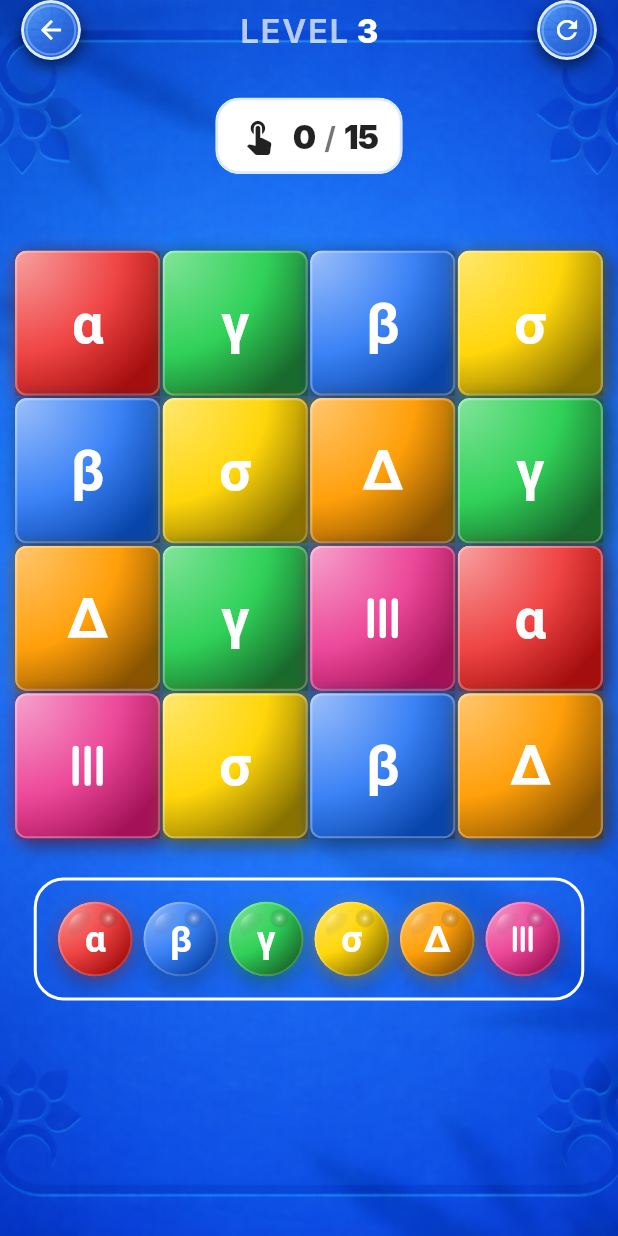
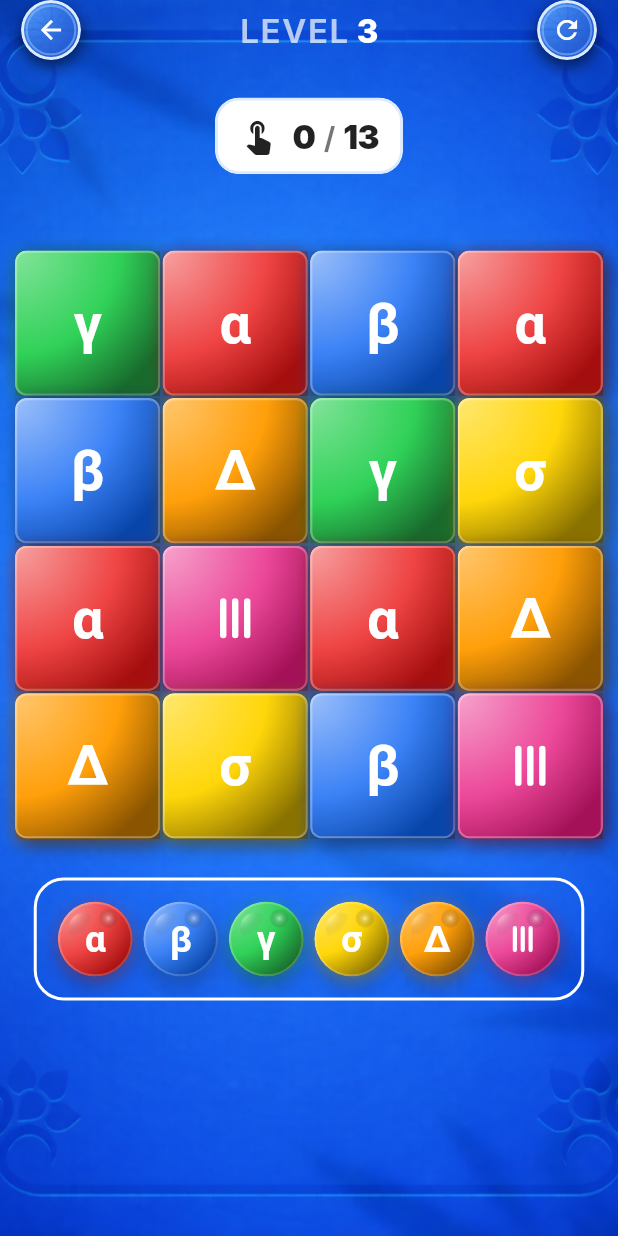
Before and after one commit to AgendeasSolution/color-flood, a Flutter app: the screen it shows after launch, after a tap on an icon or button, on a phone screen of 412 x 824 dp. Run offline on Flutter 3.47's test engine with Material 3 defaults, Android fonts, the phone set to English and light mode, and no system bars; our stand-ins replace audioplayers, connectivity_plus, firebase_core, google_mobile_ads, package_info_plus, shared_preferences; missing offline and left inert: onesignal_flutter; accounts and stored records are empty; network calls fail; Roboto replaces fonts that are missing (Inter).

Commit message:
Refactor ad banner and animated background components for improved performance and clarity
- Removed unused ad retry logic from _AdBannerState to streamline ad loading process.
- Eliminated unnecessary animation variable from _AnimatedBackgroundState, simplifying the component.
- Updated ColorButton tap handling to enhance visual feedback and responsiveness.
- Refactored ColorPalette to improve code readability by simplifying widget creation.
- Deleted redundant common animated background file to clean up the codebase.
- Removed unused GameModel and GamesService files to reduce project clutter.

```diff
--- a/lib/components/animated_background.dart
+++ b/lib/components/animated_background.dart
@@ -154,7 +154,6 @@
 class _AnimatedBackgroundState extends State<AnimatedBackground>
     with SingleTickerProviderStateMixin {
   late AnimationController _animationController;
-  late Animation<double> _animation;
   bool _isExternalController = false;
 
   @override
@@ -168,19 +167,11 @@
       // Use external controller
       _animationController = widget.controller!;
       _isExternalController = true;
-      _animation = CurvedAnimation(
-        parent: _animationController,
-        curve: Curves.linear,
-      );
     } else {
       // Create internal controller
       _animationController = AnimationController(
         vsync: this,
         duration: widget.animationDuration,
-      );
-      _animation = CurvedAnimation(
-        parent: _animationController,
-        curve: Curves.linear,
       );
 
       if (widget.enableAnimation) {
--- a/lib/components/color_palette.dart
+++ b/lib/components/color_palette.dart
@@ -55,13 +55,11 @@
             alignment: WrapAlignment.center,
             spacing: spacing,
             runSpacing: spacing,
-            children: colors.map((color) {
-              return ColorButton(
-                color: color,
-                onTap: () => onColorSelected(color),
-                isDisabled: isDisabled,
-              );
-            }).toList(),
+            children: colors.map((color) => ColorButton(
+              color: color,
+              onTap: () => onColorSelected(color),
+              isDisabled: isDisabled,
+            )).toList(),
           ),
         ),
       ),
--- a/lib/components/common/animated_background.dart
+++ /dev/null
@@ -1 +0,0 @@
-export '../../components/animated_background.dart';
--- a/lib/components/common/banner_ad_widget.dart
+++ b/lib/components/common/banner_ad_widget.dart
@@ -5,13 +5,11 @@
 class BannerAdWidget extends StatelessWidget {
   final VoidCallback? onAdLoaded;
   final VoidCallback? onAdFailedToLoad;
-  final VoidCallback? onAdClicked;
 
   const BannerAdWidget({
     super.key,
     this.onAdLoaded,
     this.onAdFailedToLoad,
-    this.onAdClicked,
   });
 
   @override
--- a/lib/components/mahjong_icon.dart
+++ b/lib/components/mahjong_icon.dart
@@ -1,4 +1,3 @@
-import 'dart:math' as math;
 import 'package:flutter/material.dart';
 
 /// Physics/Math icon types
--- a/lib/pages/game_page.dart
+++ b/lib/pages/game_page.dart
@@ -13,7 +13,6 @@
 import '../services/daily_puzzle_service.dart';
 import '../components/game_board.dart';
 import '../components/color_palette.dart';
-import '../components/glass_button.dart';
 import '../components/back_button_row.dart';
 import '../components/ad_banner.dart';
 import '../components/animated_background.dart';
@@ -175,7 +174,7 @@
         }
       }
 
-      if (mounted && config != null) {
+      if (mounted) {
         setState(() {
           _gameConfig = config!;
           _moves = 0;
--- a/lib/pages/other_games_screen.dart
+++ b/lib/pages/other_games_screen.dart
@@ -3,7 +3,7 @@
 import 'package:flutter/material.dart';
 import 'package:url_launcher/url_launcher.dart';
 
-import '../components/common/animated_background.dart';
+import '../components/animated_background.dart';
 import '../components/common/banner_ad_widget.dart';
 import '../constants/app_constants.dart';
 import '../models/fgtp_app_model.dart';
@@ -137,7 +137,7 @@
         storeUrl = app.playstoreUrl;
       }
 
-      if (storeUrl == null || storeUrl.isEmpty) {
+      if (storeUrl.isEmpty) {
         throw Exception('Store URL is not available');
       }
 
@@ -200,7 +200,6 @@
             child: BannerAdWidget(
               onAdLoaded: null,
               onAdFailedToLoad: null,
-              onAdClicked: null,
             ),
           ),
         ],
--- a/lib/services/game_service.dart
+++ b/lib/services/game_service.dart
@@ -333,17 +333,11 @@
     // Shuffle to ensure proper randomization
     _shuffleGrid(grid, gridWidth, gridHeight, random);
 
-    // Ensure equal color distribution
-    _ensureEqualColorDistribution(grid, gridWidth, gridHeight);
-
     // Ensure no adjacent same colors
     _preventFourAdjacentCells(grid, gridWidth, gridHeight);
 
-    // Final equal distribution pass after pattern prevention
-    _ensureEqualColorDistribution(grid, gridWidth, gridHeight);
-
-    // Final aggressive pass to guarantee equal distribution
-    _forceEqualColorDistribution(grid, gridWidth, gridHeight);
+    // Balance color distribution (single optimized pass)
+    _balanceColorDistribution(grid, gridWidth, gridHeight, maxAttempts: 200, changeProbability: 0.6);
 
     return grid;
   }
@@ -382,31 +376,22 @@
     // Final shuffle to ensure randomness
     _shuffleGrid(grid, gridWidth, gridHeight, random);
 
-    // Final equal distribution pass
-    _ensureEqualColorDistribution(grid, gridWidth, gridHeight);
-
     // Final pattern prevention to ensure no adjacent same colors
     _preventFourAdjacentCells(grid, gridWidth, gridHeight);
 
-    // One more equal distribution pass after final pattern prevention
-    _ensureEqualColorDistribution(grid, gridWidth, gridHeight);
-
-    // Final aggressive pass to guarantee equal distribution
-    _forceEqualColorDistribution(grid, gridWidth, gridHeight);
+    // Final balance pass to guarantee equal distribution
+    _balanceColorDistribution(grid, gridWidth, gridHeight, maxAttempts: 250, changeProbability: 0.7);
 
     return grid;
   }
 
-  /// Properly shuffle the grid to ensure randomness
+  /// Efficiently shuffle the grid to ensure randomness
   void _shuffleGrid(List<List<Color>> grid, int gridWidth, int gridHeight, Random random) {
-    // Multiple shuffle passes for better randomization
-    for (int pass = 0; pass < 3; pass++) {
-      // Shuffle by swapping random cells
-      for (int i = 0; i < gridHeight; i++) {
-        for (int j = 0; j < gridWidth; j++) {
-          // Randomly swap with another cell
-          final swapI = random.nextInt(gridHeight);
-          final swapJ = random.nextInt(gridWidth);
+    // Single efficient shuffle pass using Fisher-Yates style swaps
+    for (int i = gridHeight - 1; i > 0; i--) {
+      for (int j = gridWidth - 1; j > 0; j--) {
+        final swapI = random.nextInt(i + 1);
+        final swapJ = random.nextInt(j + 1);
 
         final temp = grid[i][j];
         grid[i][j] = grid[swapI][swapJ];
@@ -415,57 +400,50 @@
     }
   }
 
-    // Additional pass: randomly change some cells
+  /// Add extra difficulty to the grid by creating isolated cells
+  void _addExtraDifficulty(List<List<Color>> grid, int gridWidth, int gridHeight, int level, Random random) {
+    // Create isolated cells based on level difficulty
+    final isolationChance = (0.2 + (level / GameConstants.maxLevel) * 0.15).clamp(0.2, 0.35);
     for (int i = 0; i < gridHeight; i++) {
       for (int j = 0; j < gridWidth; j++) {
-        if (random.nextDouble() < 0.3) { // 30% chance to change
-          grid[i][j] = GameConstants.gameColors[random.nextInt(GameConstants.gameColors.length)];
+        if (random.nextDouble() < isolationChance) {
+          grid[i][j] = _getRandomDifferentColor(grid[i][j]);
         }
       }
     }
   }
 
-  /// Add extra difficulty to the grid
-  void _addExtraDifficulty(List<List<Color>> grid, int gridWidth, int gridHeight, int level, Random random) {
-    // Create more isolated single cells
-    for (int i = 0; i < gridHeight; i++) {
-      for (int j = 0; j < gridWidth; j++) {
-        if (random.nextDouble() < 0.3) { // 30% chance to create isolated cells
-          final currentColor = grid[i][j];
-          final newColor = _getRandomDifferentColor(currentColor);
-          grid[i][j] = newColor;
-        }
-      }
-    }
-
-    // Ensure maximum color diversity
-    _ensureMaximumColorDiversity(grid, gridWidth, gridHeight);
-  }
-
-  /// Ensure maximum color diversity in the grid - each color appears almost equally
-  void _ensureMaximumColorDiversity(List<List<Color>> grid, int gridWidth, int gridHeight) {
+  /// Consolidated function to balance color distribution in the grid
+  /// [maxAttempts] controls how many iterations to try (default: 150)
+  /// [changeProbability] controls how likely cells are to change (default: 0.5)
+  /// [checkAdjacent] if true, avoids creating adjacent same colors (default: true)
+  void _balanceColorDistribution(
+    List<List<Color>> grid,
+    int gridWidth,
+    int gridHeight, {
+    int maxAttempts = 150,
+    double changeProbability = 0.5,
+    bool checkAdjacent = true,
+  }) {
     final totalCells = gridWidth * gridHeight;
     final numColors = GameConstants.gameColors.length;
+    if (numColors == 0) return;
+
     final targetCount = totalCells / numColors;
     final minCount = targetCount.floor();
     final maxCount = targetCount.ceil();
 
-    // Keep redistributing until all colors are within 1 count of target
-    bool needsRedistribution = true;
     int attempts = 0;
-    final maxAttempts = 100;
+    final random = Random();
 
-    while (needsRedistribution && attempts < maxAttempts) {
+    while (attempts < maxAttempts) {
       attempts++;
-      needsRedistribution = false;
-
-      final colorCounts = <Color, int>{};
 
       // Count colors
+      final colorCounts = <Color, int>{};
       for (int i = 0; i < gridHeight; i++) {
         for (int j = 0; j < gridWidth; j++) {
-          final color = grid[i][j];
-          colorCounts[color] = (colorCounts[color] ?? 0) + 1;
+          colorCounts[grid[i][j]] = (colorCounts[grid[i][j]] ?? 0) + 1;
         }
       }
 
@@ -477,16 +455,17 @@
         final count = colorCounts[color] ?? 0;
         if (count > maxCount) {
           overRepresented.add(color);
-          needsRedistribution = true;
         } else if (count < minCount) {
           underRepresented.add(color);
-          needsRedistribution = true;
         }
       }
 
+      // If balanced, we're done
+      if (overRepresented.isEmpty && underRepresented.isEmpty) break;
+
       // Redistribute: change over-represented colors to under-represented ones
       if (overRepresented.isNotEmpty && underRepresented.isNotEmpty) {
-        final random = Random();
+        bool madeChange = false;
         for (final overColor in overRepresented) {
           final excess = (colorCounts[overColor] ?? 0) - maxCount;
           if (excess <= 0) continue;
@@ -494,8 +473,11 @@
           int changed = 0;
           for (int i = 0; i < gridHeight && changed < excess; i++) {
             for (int j = 0; j < gridWidth && changed < excess; j++) {
-              if (grid[i][j] == overColor && random.nextDouble() < 0.5) {
-                // Check if we can change this cell without creating adjacent same colors
+              if (grid[i][j] == overColor && random.nextDouble() < changeProbability) {
+                Color? newColor;
+
+                if (checkAdjacent) {
+                  // Get adjacent colors to avoid
                   final adjacentColors = <Color>{};
                   if (i > 0) adjacentColors.add(grid[i - 1][j]);
                   if (i < gridHeight - 1) adjacentColors.add(grid[i + 1][j]);
@@ -510,17 +492,32 @@
                   for (final underColor in underRepresented) {
                     if (!adjacentColors.contains(underColor) &&
                         (colorCounts[underColor] ?? 0) < maxCount) {
-                    grid[i][j] = underColor;
+                      newColor = underColor;
+                      break;
+                    }
+                  }
+                } else {
+                  // Just pick any under-represented color
+                  for (final underColor in underRepresented) {
+                    if ((colorCounts[underColor] ?? 0) < maxCount) {
+                      newColor = underColor;
+                      break;
+                    }
+                  }
+                }
+
+                if (newColor != null) {
+                  grid[i][j] = newColor;
                   changed++;
-                    colorCounts[overColor] = (colorCounts[overColor] ?? 0) - 1;
-                    colorCounts[underColor] = (colorCounts[underColor] ?? 0) + 1;
-                    break;
+                  madeChange = true;
                 }
               }
             }
           }
         }
-        }
+
+        // If no changes made, break to avoid infinite loop
+        if (!madeChange) break;
       }
     }
   }
@@ -671,183 +668,14 @@
 
   /// Optimize the grid for maximum difficulty while keeping it solvable
   void _optimizeForDifficulty(List<List<Color>> grid, int gridWidth, int gridHeight, int level) {
-    // First ensure equal color distribution
-    _ensureEqualColorDistribution(grid, gridWidth, gridHeight);
-
     // Ensure no adjacent cells have the same color
     _preventFourAdjacentCells(grid, gridWidth, gridHeight);
 
-    // Final pass: ensure equal distribution again after pattern prevention
-    _ensureEqualColorDistribution(grid, gridWidth, gridHeight);
-
-    // One more aggressive pass to guarantee equal distribution
-    _forceEqualColorDistribution(grid, gridWidth, gridHeight);
+    // Balance color distribution
+    _balanceColorDistribution(grid, gridWidth, gridHeight, maxAttempts: 200, changeProbability: 0.6);
   }
 
-  /// Force equal color distribution - aggressive final pass
-  void _forceEqualColorDistribution(List<List<Color>> grid, int gridWidth, int gridHeight) {
-    final totalCells = gridWidth * gridHeight;
-    final numColors = GameConstants.gameColors.length;
-    final targetCount = totalCells / numColors;
-    final minCount = targetCount.floor();
-    final maxCount = targetCount.ceil();
 
-    bool needsRedistribution = true;
-    int attempts = 0;
-    final maxAttempts = 300; // More attempts for final pass
-
-    while (needsRedistribution && attempts < maxAttempts) {
-      attempts++;
-      needsRedistribution = false;
-
-      final colorCounts = <Color, int>{};
-
-      // Count colors
-      for (int i = 0; i < gridHeight; i++) {
-        for (int j = 0; j < gridWidth; j++) {
-          final color = grid[i][j];
-          colorCounts[color] = (colorCounts[color] ?? 0) + 1;
-        }
-      }
-
-      // Find colors that need redistribution
-      final overRepresented = <Color>[];
-      final underRepresented = <Color>[];
-
-      for (final color in GameConstants.gameColors) {
-        final count = colorCounts[color] ?? 0;
-        if (count > maxCount) {
-          overRepresented.add(color);
-          needsRedistribution = true;
-        } else if (count < minCount) {
-          underRepresented.add(color);
-          needsRedistribution = true;
-        }
-      }
-
-      // Aggressive redistribution - try every cell
-      if (overRepresented.isNotEmpty && underRepresented.isNotEmpty) {
-        final random = Random();
-        for (final overColor in overRepresented) {
-          final excess = (colorCounts[overColor] ?? 0) - maxCount;
-          if (excess <= 0) continue;
-
-          int changed = 0;
-          for (int i = 0; i < gridHeight && changed < excess; i++) {
-            for (int j = 0; j < gridWidth && changed < excess; j++) {
-              if (grid[i][j] == overColor) {
-                // Check if we can change this cell without creating adjacent same colors
-                final adjacentColors = <Color>{};
-                if (i > 0) adjacentColors.add(grid[i - 1][j]);
-                if (i < gridHeight - 1) adjacentColors.add(grid[i + 1][j]);
-                if (j > 0) adjacentColors.add(grid[i][j - 1]);
-                if (j < gridWidth - 1) adjacentColors.add(grid[i][j + 1]);
-                if (i > 0 && j > 0) adjacentColors.add(grid[i - 1][j - 1]);
-                if (i > 0 && j < gridWidth - 1) adjacentColors.add(grid[i - 1][j + 1]);
-                if (i < gridHeight - 1 && j > 0) adjacentColors.add(grid[i + 1][j - 1]);
-                if (i < gridHeight - 1 && j < gridWidth - 1) adjacentColors.add(grid[i + 1][j + 1]);
-
-                // Find an under-represented color that's not adjacent
-                for (final underColor in underRepresented) {
-                  if (!adjacentColors.contains(underColor) &&
-                      (colorCounts[underColor] ?? 0) < maxCount) {
-                    grid[i][j] = underColor;
-                    changed++;
-                    colorCounts[overColor] = (colorCounts[overColor] ?? 0) - 1;
-                    colorCounts[underColor] = (colorCounts[underColor] ?? 0) + 1;
-                    break;
-                  }
-                }
-              }
-            }
-          }
-        }
-      }
-    }
-  }
-
-  /// Ensure each color appears almost equally in the grid
-  void _ensureEqualColorDistribution(List<List<Color>> grid, int gridWidth, int gridHeight) {
-    final totalCells = gridWidth * gridHeight;
-    final numColors = GameConstants.gameColors.length;
-    final targetCount = totalCells / numColors;
-    final minCount = targetCount.floor();
-    final maxCount = targetCount.ceil();
-
-    // Keep redistributing until all colors are within 1 count of target
-    bool needsRedistribution = true;
-    int attempts = 0;
-    final maxAttempts = 200;
-
-    while (needsRedistribution && attempts < maxAttempts) {
-      attempts++;
-      needsRedistribution = false;
-
-      final colorCounts = <Color, int>{};
-
-      // Count colors
-      for (int i = 0; i < gridHeight; i++) {
-        for (int j = 0; j < gridWidth; j++) {
-          final color = grid[i][j];
-          colorCounts[color] = (colorCounts[color] ?? 0) + 1;
-        }
-      }
-
-      // Find colors that need redistribution
-      final overRepresented = <Color>[];
-      final underRepresented = <Color>[];
-
-      for (final color in GameConstants.gameColors) {
-        final count = colorCounts[color] ?? 0;
-        if (count > maxCount) {
-          overRepresented.add(color);
-          needsRedistribution = true;
-        } else if (count < minCount) {
-          underRepresented.add(color);
-          needsRedistribution = true;
-        }
-      }
-
-      // Redistribute: change over-represented colors to under-represented ones
-      if (overRepresented.isNotEmpty && underRepresented.isNotEmpty) {
-        final random = Random();
-        for (final overColor in overRepresented) {
-          final excess = (colorCounts[overColor] ?? 0) - maxCount;
-          if (excess <= 0) continue;
-
-          int changed = 0;
-          for (int i = 0; i < gridHeight && changed < excess; i++) {
-            for (int j = 0; j < gridWidth && changed < excess; j++) {
-              if (grid[i][j] == overColor && random.nextDouble() < 0.6) {
-                // Check if we can change this cell without creating adjacent same colors
-                final adjacentColors = <Color>{};
-                if (i > 0) adjacentColors.add(grid[i - 1][j]);
-                if (i < gridHeight - 1) adjacentColors.add(grid[i + 1][j]);
-                if (j > 0) adjacentColors.add(grid[i][j - 1]);
-                if (j < gridWidth - 1) adjacentColors.add(grid[i][j + 1]);
-                if (i > 0 && j > 0) adjacentColors.add(grid[i - 1][j - 1]);
-                if (i > 0 && j < gridWidth - 1) adjacentColors.add(grid[i - 1][j + 1]);
-                if (i < gridHeight - 1 && j > 0) adjacentColors.add(grid[i + 1][j - 1]);
-                if (i < gridHeight - 1 && j < gridWidth - 1) adjacentColors.add(grid[i + 1][j + 1]);
-
-                // Find an under-represented color that's not adjacent
-                for (final underColor in underRepresented) {
-                  if (!adjacentColors.contains(underColor) &&
-                      (colorCounts[underColor] ?? 0) < maxCount) {
-                    grid[i][j] = underColor;
-                    changed++;
-                    colorCounts[overColor] = (colorCounts[overColor] ?? 0) - 1;
-                    colorCounts[underColor] = (colorCounts[underColor] ?? 0) + 1;
-                    break;
-                  }
-                }
-              }
-            }
-          }
-        }
-      }
-    }
-  }
 
   /// Ensure no adjacent cells have the same color - maximum wild distribution
   void _preventFourAdjacentCells(List<List<Color>> grid, int gridWidth, int gridHeight) {
@@ -965,82 +793,13 @@
         }
       }
 
-      // Additional pass: balance color distribution
+      // Additional pass: balance color distribution periodically
       if (attempts % 100 == 0) {
-        _balanceColorDistribution(grid, gridWidth, gridHeight);
+        _balanceColorDistribution(grid, gridWidth, gridHeight, maxAttempts: 50, changeProbability: 0.4, checkAdjacent: false);
       }
     }
   }
 
-  /// Balance color distribution to ensure even spread - each color appears almost equally
-  void _balanceColorDistribution(List<List<Color>> grid, int gridWidth, int gridHeight) {
-    final totalCells = gridWidth * gridHeight;
-    final numColors = GameConstants.gameColors.length;
-    final targetCount = totalCells / numColors;
-    final minCount = targetCount.floor();
-    final maxCount = targetCount.ceil();
-
-    // Count colors
-    final colorCounts = <Color, int>{};
-    for (int i = 0; i < gridHeight; i++) {
-      for (int j = 0; j < gridWidth; j++) {
-        final color = grid[i][j];
-        colorCounts[color] = (colorCounts[color] ?? 0) + 1;
-      }
-    }
-
-    // Find colors that are over or under-represented
-    final overRepresented = <Color>[];
-    final underRepresented = <Color>[];
-
-    for (final color in GameConstants.gameColors) {
-      final count = colorCounts[color] ?? 0;
-      if (count > maxCount) {
-        overRepresented.add(color);
-      } else if (count < minCount) {
-        underRepresented.add(color);
-      }
-    }
-
-    // Redistribute: change some over-represented colors to under-represented ones
-    if (overRepresented.isNotEmpty && underRepresented.isNotEmpty) {
-      final random = Random();
-      int changes = 0;
-      final maxChanges = (totalCells * 0.15).round(); // Change up to 15% of cells
-
-      for (int i = 0; i < gridHeight && changes < maxChanges; i++) {
-        for (int j = 0; j < gridWidth && changes < maxChanges; j++) {
-          if (overRepresented.contains(grid[i][j]) && random.nextDouble() < 0.4) {
-            // Check if we can change this cell without creating adjacent same colors
-            final currentColor = grid[i][j];
-            final adjacentColors = <Color>{};
-
-            if (i > 0) adjacentColors.add(grid[i - 1][j]);
-            if (i < gridHeight - 1) adjacentColors.add(grid[i + 1][j]);
-            if (j > 0) adjacentColors.add(grid[i][j - 1]);
-            if (j < gridWidth - 1) adjacentColors.add(grid[i][j + 1]);
-            if (i > 0 && j > 0) adjacentColors.add(grid[i - 1][j - 1]);
-            if (i > 0 && j < gridWidth - 1) adjacentColors.add(grid[i - 1][j + 1]);
-            if (i < gridHeight - 1 && j > 0) adjacentColors.add(grid[i + 1][j - 1]);
-            if (i < gridHeight - 1 && j < gridWidth - 1) adjacentColors.add(grid[i + 1][j + 1]);
-
-            // Find an under-represented color that's not adjacent
-            for (final newColor in underRepresented) {
-              if (!adjacentColors.contains(newColor) &&
-                  newColor != currentColor &&
-                  (colorCounts[newColor] ?? 0) < maxCount) {
-                grid[i][j] = newColor;
-                changes++;
-                colorCounts[currentColor] = (colorCounts[currentColor] ?? 0) - 1;
-                colorCounts[newColor] = (colorCounts[newColor] ?? 0) + 1;
-                break;
-              }
-            }
-          }
-        }
-      }
-    }
-  }
 
   /// Get the best color that's not adjacent AND helps balance color distribution
   Color _getBestDifferentColor(List<List<Color>> grid, int gridWidth, int gridHeight, int i, int j, Color currentColor) {
@@ -1228,8 +987,6 @@
       // Generate multiple grids and pick the most challenging one
       List<List<Color>> bestGrid;
       int bestSolutionMoves = -1;
-      int bestDifficulty = -1;
-      int attempts = 0;
       const maxAttempts = 10; // Limit attempts to prevent infinite loops
 
       // Generate initial grid
```
Also changed, not shown: lib/components/ad_banner.dart (+0 -8 lines), lib/components/color_button.dart (+2 -8 lines), lib/models/game_model.dart (deleted, +0 -58 lines), lib/services/games_service.dart (deleted, +0 -104 lines). Lines whose indentation alone changed are shown as unchanged.
